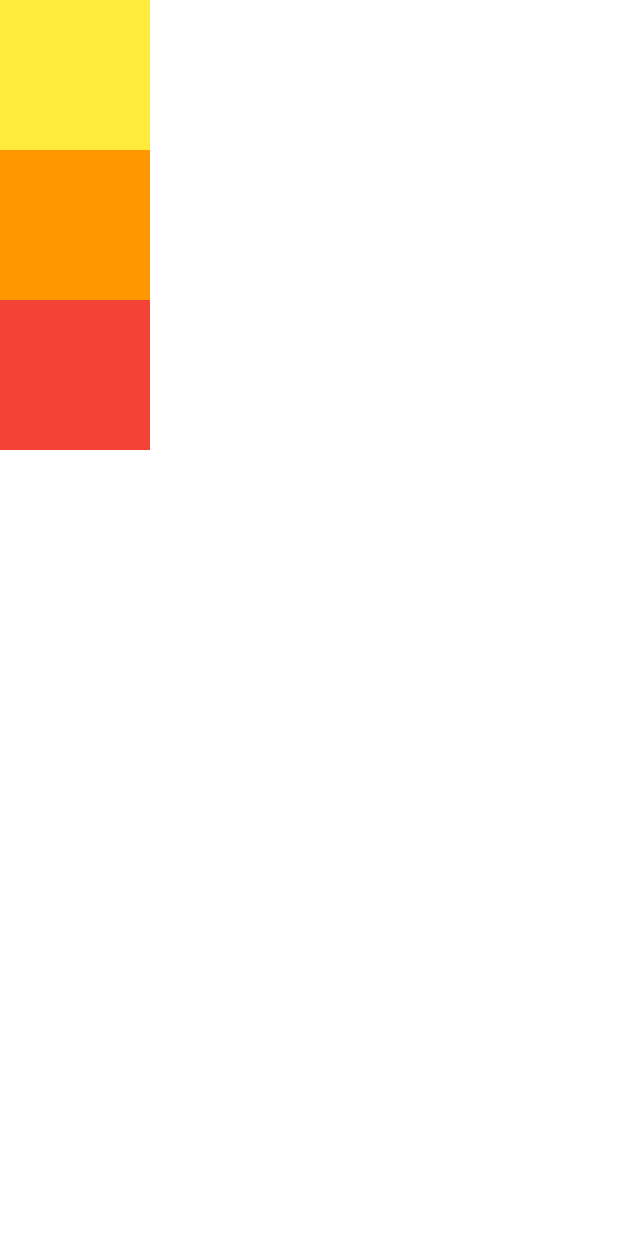
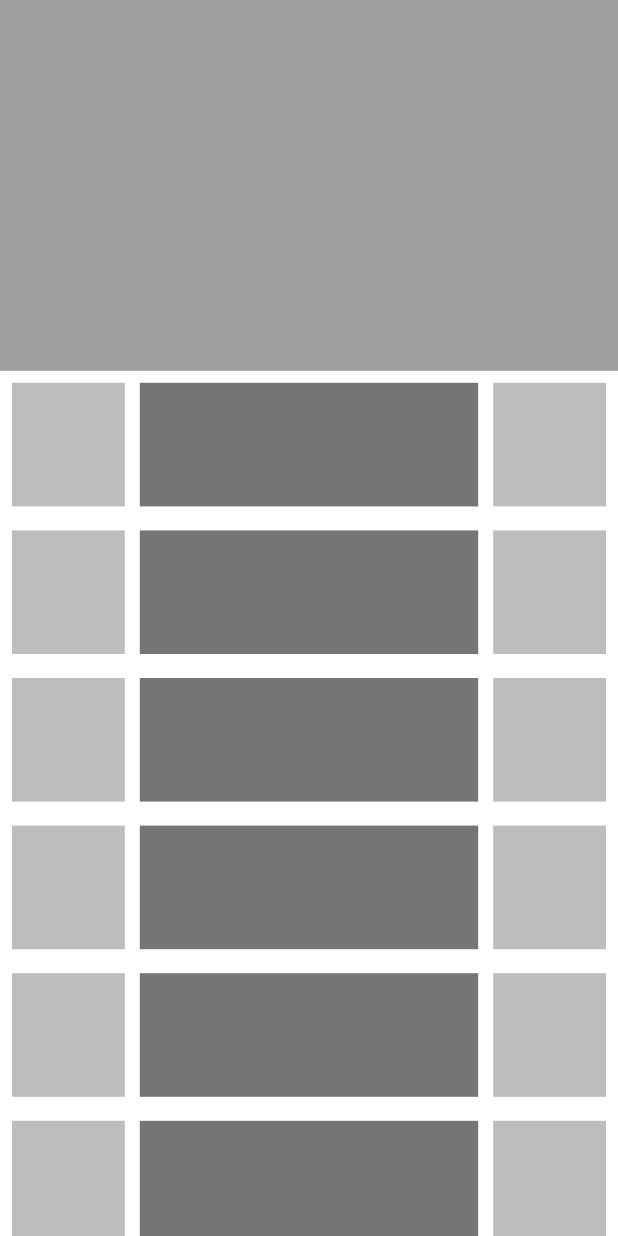
Before and after one commit to shezamunr/croshez, a Flutter app: the rowcols screen opened directly, on a phone screen of 412 x 824 dp. Run offline on Flutter 3.47's test engine with Material 2 defaults, Android fonts, the phone set to English and light mode, and no system bars; our stand-ins replace cloud_firestore, firebase_auth, firebase_core, google_fonts, package_info_plus, pinput; accounts and stored records are empty; network calls fail.

Commit message:
listview practice

```diff
--- /dev/null
+++ b/lib/components/listrow.dart
@@ -0,0 +1,39 @@
+import 'package:flutter/material.dart';
+import 'package:flutter/src/widgets/framework.dart';
+import 'package:flutter/src/widgets/placeholder.dart';
+import 'package:croshez/main.dart';
+
+class ListRow extends StatelessWidget {
+  const ListRow({super.key});
+
+  @override
+  Widget build(BuildContext context) {
+    Size size = MediaQuery.of(context).size;
+    return Padding(
+      padding: const EdgeInsets.all(8.0),
+      child: Container(
+          width: double.infinity,
+          height: size.height * 0.1,
+          // color: Colors.grey,
+          child: Row(
+            mainAxisAlignment: MainAxisAlignment.start,
+            children: <Widget>[
+              Expanded(
+                flex: 2,
+                child: Container(color: Colors.grey[400]),
+              ),
+              SizedBox(width: 10),
+              Expanded(
+                flex: 6,
+                child: Container(color: Colors.grey[600]),
+              ),
+              SizedBox(width: 10),
+              Expanded(
+                flex: 2,
+                child: Container(color: Colors.grey[400]),
+              )
+            ],
+          )),
+    );
+  }
+}
--- a/lib/modules/login/otp.dart
+++ b/lib/modules/login/otp.dart
@@ -65,7 +65,7 @@ class _OTPScreenState extends State<OTPScreen> {
 
                 await FirebaseAuth.instance
                     .signInWithCredential(PhoneAuthProvider.credential(
-                        verificationId: _verificationCode, smsCode: pin))
+                        verificationId: await _verificationCode, smsCode: pin))
                     .then((value) async {
                   final _val = value.user;
                   if (_val != null) {
@@ -142,13 +142,13 @@ class _OTPScreenState extends State<OTPScreen> {
         print("error msg ${e.message}");
       },
       codeSent: (String verificationID, int? resendToken) {
-        setState(() {
-          _verificationCode = verificationID;
+        setState(() async {
+          _verificationCode = await verificationID;
         });
       },
       codeAutoRetrievalTimeout: (String verificationID) {
-        setState(() {
-          _verificationCode = verificationID;
+        setState(() async {
+          _verificationCode = await verificationID;
         });
       },
       timeout: Duration(seconds: 60),
--- a/lib/modules/practice/rowcols.dart
+++ b/lib/modules/practice/rowcols.dart
@@ -4,30 +4,52 @@ import 'package:flutter/src/widgets/placeholder.dart';
 import 'package:flutter/material.dart';
 import 'package:flutter/cupertino.dart';
 import 'package:croshez/main.dart';
+import 'package:croshez/components/listrow.dart';
 
-class rowcols extends StatelessWidget {
+class rowcols extends StatefulWidget {
   const rowcols({super.key});
+  @override
+  State<rowcols> createState() => _rowcolsState();
+}
 
+class _rowcolsState extends State<rowcols> {
   @override
   Widget build(BuildContext context) {
+    final List _rows = [
+      'row1',
+      'row2',
+      'row3',
+      'row4',
+      'row5',
+      'row1',
+      'row2',
+      'row3',
+      'row4',
+      'row5'
+    ];
+
+    Size size = MediaQuery.of(context).size;
     return Scaffold(
-      body: Column(children: [
-        Container(
-          height: 100,
-          width: 100,
-          color: Colors.yellow,
-        ),
-        Container(
-          height: 100,
-          width: 100,
-          color: Colors.orange,
-        ),
-        Container(
-          height: 100,
-          width: 100,
-          color: Colors.red,
-        ),
-      ]),
+      body: Container(
+        width: double.infinity,
+        height: size.height,
+        child: Column(children: [
+          Container(
+            width: double.infinity,
+            height: size.height * 0.3,
+            color: Colors.grey,
+          ),
+          Expanded(
+            child: ListView.builder(
+              // shrinkWrap: true,
+              itemCount: _rows.length,
+              itemBuilder: (context, index) {
+                return ListRow();
+              },
+            ),
+          )
+        ]),
+      ),
     );
   }
 }
--- a/lib/modules/splash_screen/splash_screen.dart
+++ b/lib/modules/splash_screen/splash_screen.dart
@@ -4,6 +4,7 @@ import 'package:flutter/material.dart';
 import 'package:flutter/cupertino.dart';
 import 'package:croshez/main.dart';
 import 'package:croshez/modules/welcome_screen/welcome_screen.dart';
+import 'package:croshez/modules/practice/rowcols.dart';
 
 class SplashScreen extends StatefulWidget {
   @override
@@ -17,7 +18,10 @@ class _SplashScreenState extends State<SplashScreen> {
 
     Timer(Duration(seconds: 3), () {
       Navigator.pushReplacement(
-          context, MaterialPageRoute(builder: (context) => const Welcome()));
+          // context, MaterialPageRoute(builder: (context) => const Welcome()));
+
+          context,
+          MaterialPageRoute(builder: (context) => const rowcols()));
     });
   }
 
```
Also changed, not shown: lib/modules/practice/prac_bin.dart (added, +73 -0 lines).
